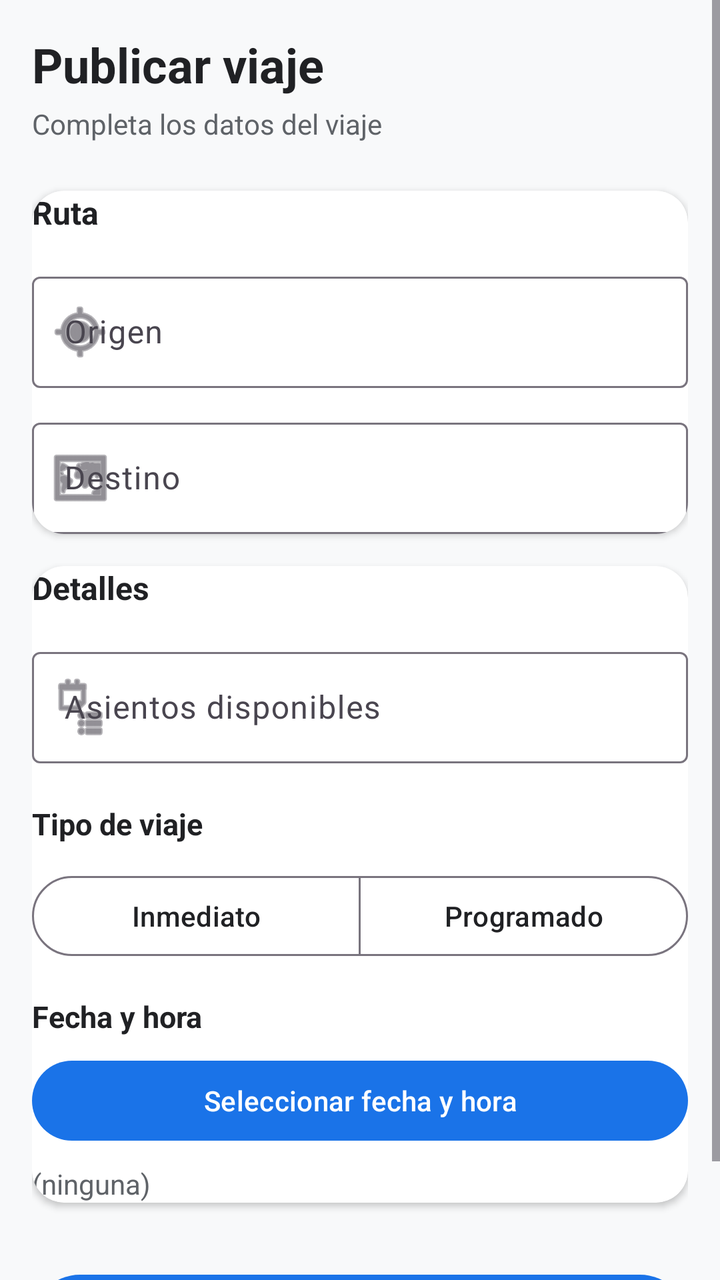
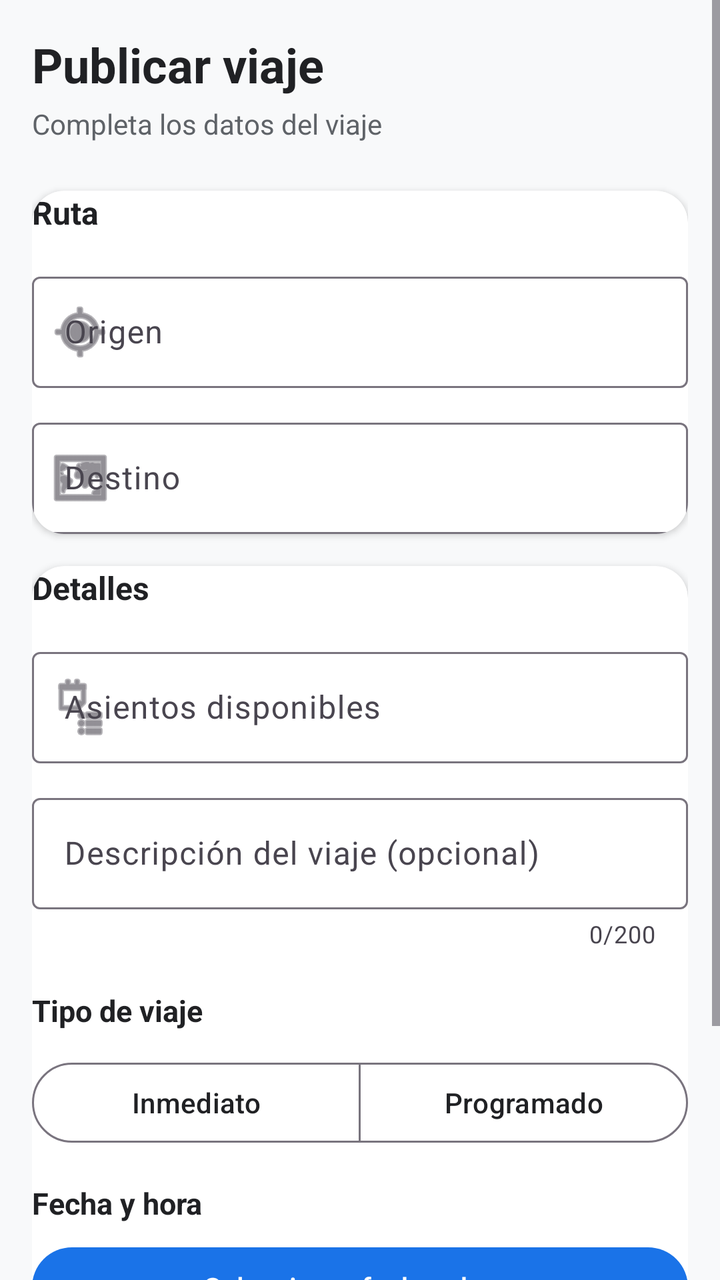

Before-and-after screenshots of an Android layout around one commit, followed by the original layout XML and the change that was made.
<!-- AndroidManifest.xml: application theme Theme.CarpoolApp -->
<!-- res/layout/fragment_publicar_viaje.xml -->
<?xml version="1.0" encoding="utf-8"?>
<ScrollView
    xmlns:android="http://schemas.android.com/apk/res/android"
    xmlns:app="http://schemas.android.com/apk/res-auto"
    android:layout_width="match_parent"
    android:layout_height="match_parent"
    android:background="@color/background">

    <androidx.constraintlayout.widget.ConstraintLayout
        android:layout_width="match_parent"
        android:layout_height="wrap_content"
        android:padding="16dp">

        <TextView
            android:id="@+id/section_title"
            android:layout_width="wrap_content"
            android:layout_height="wrap_content"
            android:text="Publicar viaje"
            android:textSize="24sp"
            android:textStyle="bold"
            android:textColor="@color/text_primary"
            app:layout_constraintTop_toTopOf="parent"
            app:layout_constraintStart_toStartOf="parent" />

        <TextView
            android:id="@+id/section_subtitle"
            android:layout_width="wrap_content"
            android:layout_height="wrap_content"
            android:text="Completa los datos del viaje"
            android:textSize="14sp"
            android:textColor="@color/text_secondary"
            app:layout_constraintTop_toBottomOf="@id/section_title"
            app:layout_constraintStart_toStartOf="parent"
            android:layout_marginTop="4dp" />

        <com.google.android.material.card.MaterialCardView
            android:id="@+id/route_card"
            android:layout_width="0dp"
            android:layout_height="wrap_content"
            app:cardCornerRadius="16dp"
            app:cardElevation="2dp"
            app:cardBackgroundColor="@color/surface"
            android:layout_marginTop="24dp"
            app:layout_constraintTop_toBottomOf="@id/section_subtitle"
            app:layout_constraintStart_toStartOf="parent"
            app:layout_constraintEnd_toEndOf="parent"
            android:padding="20dp">

            <androidx.constraintlayout.widget.ConstraintLayout
                android:layout_width="match_parent"
                android:layout_height="wrap_content">

                <TextView
                    android:id="@+id/route_section_label"
                    android:layout_width="wrap_content"
                    android:layout_height="wrap_content"
                    android:text="Ruta"
                    android:textSize="16sp"
                    android:textStyle="bold"
                    android:textColor="@color/text_primary"
                    app:layout_constraintTop_toTopOf="parent"
                    app:layout_constraintStart_toStartOf="parent" />

                <com.google.android.material.textfield.TextInputLayout
                    android:id="@+id/origen_layout"
                    android:layout_width="0dp"
                    android:layout_height="wrap_content"
                    android:hint="@string/label_origen"
                    style="@style/Widget.Material3.TextInputLayout.OutlinedBox"
                    app:startIconDrawable="@android:drawable/ic_menu_mylocation"
                    app:layout_constraintTop_toBottomOf="@id/route_section_label"
                    app:layout_constraintStart_toStartOf="parent"
                    app:layout_constraintEnd_toEndOf="parent"
                    android:layout_marginTop="16dp">

                    <com.google.android.material.textfield.TextInputEditText
                        android:id="@+id/origen_input"
                        android:layout_width="match_parent"
                        android:layout_height="wrap_content" />
                </com.google.android.material.textfield.TextInputLayout>

                <com.google.android.material.textfield.TextInputLayout
                    android:id="@+id/destino_layout"
                    android:layout_width="0dp"
                    android:layout_height="wrap_content"
                    android:hint="@string/label_destino"
                    style="@style/Widget.Material3.TextInputLayout.OutlinedBox"
                    app:startIconDrawable="@android:drawable/ic_menu_mapmode"
                    app:layout_constraintTop_toBottomOf="@id/origen_layout"
                    app:layout_constraintStart_toStartOf="parent"
                    app:layout_constraintEnd_toEndOf="parent"
                    android:layout_marginTop="12dp">

                    <com.google.android.material.textfield.TextInputEditText
                        android:id="@+id/destino_input"
                        android:layout_width="match_parent"
                        android:layout_height="wrap_content" />
                </com.google.android.material.textfield.TextInputLayout>
            </androidx.constraintlayout.widget.ConstraintLayout>
        </com.google.android.material.card.MaterialCardView>

        <com.google.android.material.card.MaterialCardView
            android:id="@+id/details_card"
            android:layout_width="0dp"
            android:layout_height="wrap_content"
            app:cardCornerRadius="16dp"
            app:cardElevation="2dp"
            app:cardBackgroundColor="@color/surface"
            android:layout_marginTop="16dp"
            app:layout_constraintTop_toBottomOf="@id/route_card"
            app:layout_constraintStart_toStartOf="parent"
            app:layout_constraintEnd_toEndOf="parent"
            android:padding="20dp">

            <androidx.constraintlayout.widget.ConstraintLayout
                android:layout_width="match_parent"
                android:layout_height="wrap_content">

                <TextView
                    android:id="@+id/details_section_label"
                    android:layout_width="wrap_content"
                    android:layout_height="wrap_content"
                    android:text="Detalles"
                    android:textSize="16sp"
                    android:textStyle="bold"
                    android:textColor="@color/text_primary"
                    app:layout_constraintTop_toTopOf="parent"
                    app:layout_constraintStart_toStartOf="parent" />

                <com.google.android.material.textfield.TextInputLayout
                    android:id="@+id/asientos_layout"
                    android:layout_width="0dp"
                    android:layout_height="wrap_content"
                    android:hint="@string/label_asientos"
                    style="@style/Widget.Material3.TextInputLayout.OutlinedBox"
                    app:startIconDrawable="@android:drawable/ic_menu_agenda"
                    app:layout_constraintTop_toBottomOf="@id/details_section_label"
                    app:layout_constraintStart_toStartOf="parent"
                    app:layout_constraintEnd_toEndOf="parent"
                    android:layout_marginTop="16dp">

                    <com.google.android.material.textfield.TextInputEditText
                        android:id="@+id/asientos_input"
                        android:layout_width="match_parent"
                        android:layout_height="wrap_content"
                        android:inputType="number" />
                </com.google.android.material.textfield.TextInputLayout>

                <TextView
                    android:id="@+id/tipo_label"
                    android:layout_width="wrap_content"
                    android:layout_height="wrap_content"
                    android:text="@string/label_tipo_viaje"
                    android:textSize="15sp"
                    android:textStyle="bold"
                    android:textColor="@color/text_primary"
                    app:layout_constraintTop_toBottomOf="@id/asientos_layout"
                    app:layout_constraintStart_toStartOf="parent"
                    android:layout_marginTop="20dp" />

                <com.google.android.material.button.MaterialButtonToggleGroup
                    android:id="@+id/tipo_toggle"
                    android:layout_width="0dp"
                    android:layout_height="wrap_content"
                    app:layout_constraintTop_toBottomOf="@id/tipo_label"
                    app:layout_constraintStart_toStartOf="parent"
                    app:layout_constraintEnd_toEndOf="parent"
                    android:layout_marginTop="12dp"
                    app:singleSelection="true"
                    app:selectionRequired="true">

                    <com.google.android.material.button.MaterialButton
                        android:id="@+id/btn_inmediato"
                        style="@style/Widget.Material3.Button.OutlinedButton"
                        android:layout_width="0dp"
                        android:layout_height="wrap_content"
                        android:text="@string/label_inmediato"
                        android:layout_weight="1"
                        android:checked="false" />

                    <com.google.android.material.button.MaterialButton
                        android:id="@+id/btn_programado"
                        style="@style/Widget.Material3.Button.OutlinedButton"
                        android:layout_width="0dp"
                        android:layout_height="wrap_content"
                        android:text="@string/label_programado"
                        android:checked="true"
                        android:layout_weight="1" />
                </com.google.android.material.button.MaterialButtonToggleGroup>

                <TextView
                    android:id="@+id/tipo_fecha_label"
                    android:layout_width="wrap_content"
                    android:layout_height="wrap_content"
                    android:text="Fecha y hora"
                    android:textSize="15sp"
                    android:textStyle="bold"
                    android:textColor="@color/text_primary"
                    app:layout_constraintTop_toBottomOf="@id/tipo_toggle"
                    app:layout_constraintStart_toStartOf="parent"
                    android:layout_marginTop="16dp" />

                <com.google.android.material.button.MaterialButton
                    android:id="@+id/btn_fecha"
                    android:layout_width="0dp"
                    android:layout_height="wrap_content"
                    android:text="Seleccionar fecha y hora"
                    app:layout_constraintTop_toBottomOf="@id/tipo_fecha_label"
                    app:layout_constraintStart_toStartOf="parent"
                    app:layout_constraintEnd_toEndOf="parent"
                    android:layout_marginTop="8dp" />

                <TextView
                    android:id="@+id/tv_fecha_seleccionada"
                    android:layout_width="wrap_content"
                    android:layout_height="wrap_content"
                    android:text="(ninguna)"
                    android:textSize="14sp"
                    android:textColor="@color/text_secondary"
                    app:layout_constraintTop_toBottomOf="@id/btn_fecha"
                    app:layout_constraintStart_toStartOf="parent"
                    android:layout_marginTop="8dp" />
            </androidx.constraintlayout.widget.ConstraintLayout>
        </com.google.android.material.card.MaterialCardView>

        <com.google.android.material.button.MaterialButton
            android:id="@+id/btn_publicar"
            android:layout_width="0dp"
            android:layout_height="56dp"
            android:text="@string/btn_publicar_viaje"
            app:icon="@android:drawable/ic_input_add"
            app:iconGravity="textStart"
            app:layout_constraintTop_toBottomOf="@id/details_card"
            app:layout_constraintStart_toStartOf="parent"
            app:layout_constraintEnd_toEndOf="parent"
            android:layout_marginTop="32dp" />

    </androidx.constraintlayout.widget.ConstraintLayout>
</ScrollView>
<!-- resources referenced by this layout -->
<resources>
  <color name="background">#FFF8F9FA</color>
  <color name="surface">#FFFFFFFF</color>
  <color name="text_primary">#FF202124</color>
  <color name="text_secondary">#FF5F6368</color>
  <string name="btn_publicar_viaje">Publicar Viaje</string>
  <string name="label_asientos">Asientos disponibles</string>
  <string name="label_destino">Destino</string>
  <string name="label_inmediato">Inmediato</string>
  <string name="label_origen">Origen</string>
  <string name="label_programado">Programado</string>
  <string name="label_tipo_viaje">Tipo de viaje</string>
  <style name="Theme.CarpoolApp" parent="Theme.Material3.DayNight.NoActionBar">
          <item name="colorPrimary">@color/primary</item>
          <item name="colorOnPrimary">@color/on_primary</item>
          <item name="colorPrimaryContainer">@color/primary_variant</item>
          <item name="colorSecondary">@color/secondary</item>
          <item name="colorOnSecondary">@color/on_secondary</item>
          <item name="colorError">@color/error</item>
          <item name="colorOnError">@color/on_error</item>
          <item name="android:colorBackground">@color/background</item>
          <item name="colorOnBackground">@color/on_background</item>
          <item name="colorOnSurface">@color/on_surface</item>
          <item name="materialCardViewStyle">@style/Widget.CarpoolApp.Card</item>
      </style>
  <color name="primary">#FF1A73E8</color>
  <color name="on_primary">#FFFFFFFF</color>
  <color name="primary_variant">#FF1557B0</color>
  <color name="secondary">#FF34A853</color>
  <color name="on_secondary">#FFFFFFFF</color>
  <color name="error">#FFD93025</color>
  <color name="on_error">#FFFFFFFF</color>
  <color name="on_background">#FF202124</color>
  <color name="on_surface">#FF202124</color>
  <style name="Widget.CarpoolApp.Card" parent="Widget.Material3.CardView.Filled">
          <item name="cardCornerRadius">16dp</item>
          <item name="cardElevation">2dp</item>
          <item name="strokeWidth">0dp</item>
      </style>
</resources>

<!-- the commit's change to res/layout/fragment_publicar_viaje.xml (unified diff, before → after) -->
@@ -146,6 +146,27 @@
                         android:inputType="number" />
                 </com.google.android.material.textfield.TextInputLayout>
 
+                <com.google.android.material.textfield.TextInputLayout
+                    android:id="@+id/descripcion_layout"
+                    android:layout_width="0dp"
+                    android:layout_height="wrap_content"
+                    android:hint="Descripción del viaje (opcional)"
+                    style="@style/Widget.Material3.TextInputLayout.OutlinedBox"
+                    app:counterEnabled="true"
+                    app:counterMaxLength="200"
+                    app:layout_constraintTop_toBottomOf="@id/asientos_layout"
+                    app:layout_constraintStart_toStartOf="parent"
+                    app:layout_constraintEnd_toEndOf="parent"
+                    android:layout_marginTop="12dp">
+
+                    <com.google.android.material.textfield.TextInputEditText
+                        android:id="@+id/descripcion_input"
+                        android:layout_width="match_parent"
+                        android:layout_height="wrap_content"
+                        android:inputType="textMultiLine"
+                        android:maxLines="4" />
+                </com.google.android.material.textfield.TextInputLayout>
+
                 <TextView
                     android:id="@+id/tipo_label"
                     android:layout_width="wrap_content"
@@ -154,7 +175,7 @@
                     android:textSize="15sp"
                     android:textStyle="bold"
                     android:textColor="@color/text_primary"
-                    app:layout_constraintTop_toBottomOf="@id/asientos_layout"
+                    app:layout_constraintTop_toBottomOf="@id/descripcion_layout"
                     app:layout_constraintStart_toStartOf="parent"
                     android:layout_marginTop="20dp" />
 
